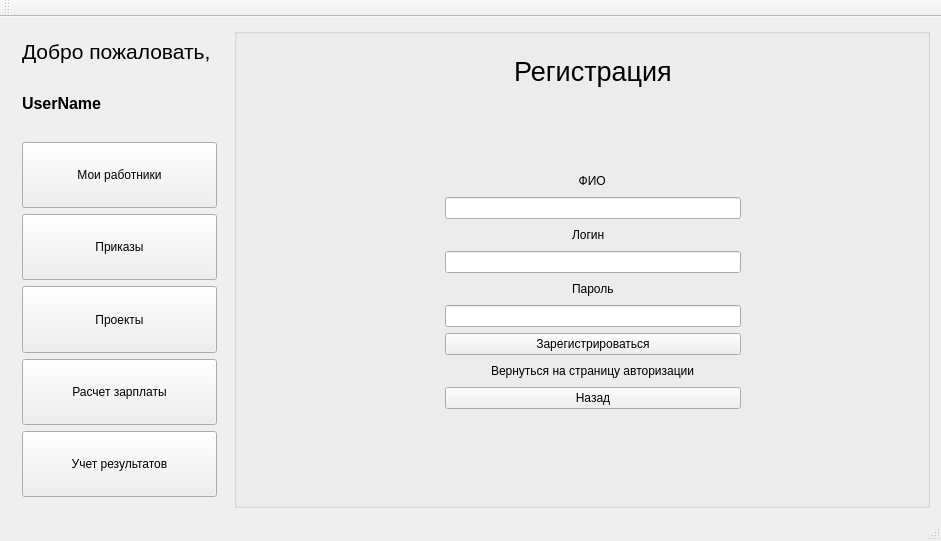
Qt form salary/salary.ui (a-mihaylov/salary) before a commit.
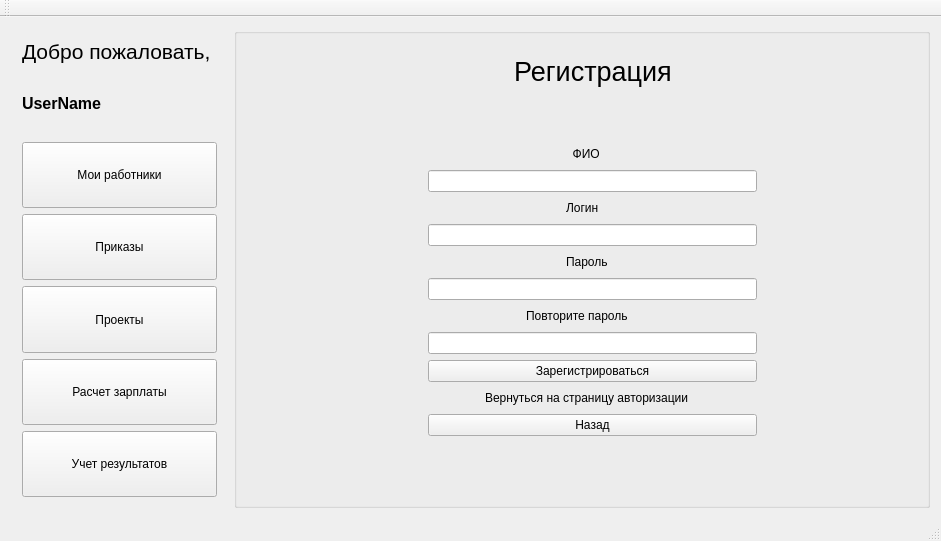
The same form after that commit. The open tabs and pages were chosen to show the change.

Commit message: Введение повторения пароля при регистрациидля избежания задания пользователем неверного пароля. Изменения в слотах перехода между панелями регистрации и авторизации

Diff of the .ui file:
```diff
--- a/salary/salary.ui
+++ b/salary/salary.ui
@@ -245,8 +245,8 @@
           <number>1</number>
          </property>
          <widget class="QWidget" name="registration">
-          <layout class="QGridLayout" name="gridLayout_10">
-           <item row="0" column="0">
+          <layout class="QVBoxLayout" name="verticalLayout_6">
+           <item>
             <layout class="QHBoxLayout" name="horizontalLayout_6">
              <item>
               <spacer name="horizontalSpacer_14">
@@ -288,197 +288,253 @@
              </item>
             </layout>
            </item>
-           <item row="1" column="0">
-            <layout class="QGridLayout" name="gridLayout_6">
-             <item row="0" column="1">
-              <spacer name="verticalSpacer">
-               <property name="orientation">
-                <enum>Qt::Vertical</enum>
-               </property>
-               <property name="sizeHint" stdset="0">
-                <size>
-                 <width>20</width>
-                 <height>40</height>
-                </size>
-               </property>
-              </spacer>
-             </item>
-             <item row="1" column="0">
-              <spacer name="horizontalSpacer_23">
-               <property name="orientation">
-                <enum>Qt::Horizontal</enum>
-               </property>
-               <property name="sizeHint" stdset="0">
-                <size>
-                 <width>40</width>
-                 <height>20</height>
-                </size>
-               </property>
-              </spacer>
-             </item>
+           <item>
+            <layout class="QGridLayout" name="gridLayout_4">
              <item row="1" column="1">
-              <layout class="QGridLayout" name="gridLayout_5">
-               <item row="0" column="2">
+              <layout class="QGridLayout" name="gridLayout_3">
+               <item row="0" column="0" colspan="3">
+                <spacer name="horizontalSpacer_31">
+                 <property name="orientation">
+                  <enum>Qt::Horizontal</enum>
+                 </property>
+                 <property name="sizeHint" stdset="0">
+                  <size>
+                   <width>88</width>
+                   <height>20</height>
+                  </size>
+                 </property>
+                </spacer>
+               </item>
+               <item row="0" column="3">
                 <widget class="QLabel" name="label">
                  <property name="text">
                   <string>  ФИО</string>
                  </property>
                 </widget>
                </item>
+               <item row="0" column="4" colspan="3">
+                <spacer name="horizontalSpacer_32">
+                 <property name="orientation">
+                  <enum>Qt::Horizontal</enum>
+                 </property>
+                 <property name="sizeHint" stdset="0">
+                  <size>
+                   <width>98</width>
+                   <height>17</height>
+                  </size>
+                 </property>
+                </spacer>
+               </item>
+               <item row="1" column="0" colspan="7">
+                <widget class="QLineEdit" name="registration_fio"/>
+               </item>
+               <item row="2" column="0" colspan="3">
+                <spacer name="horizontalSpacer_17">
+                 <property name="orientation">
+                  <enum>Qt::Horizontal</enum>
+                 </property>
+                 <property name="sizeHint" stdset="0">
+                  <size>
+                   <width>88</width>
+                   <height>20</height>
+                  </size>
+                 </property>
+                </spacer>
+               </item>
                <item row="2" column="3">
-                <spacer name="horizontalSpacer_18">
-                 <property name="orientation">
-                  <enum>Qt::Horizontal</enum>
-                 </property>
-                 <property name="sizeHint" stdset="0">
-                  <size>
-                   <width>40</width>
-                   <height>20</height>
-                  </size>
-                 </property>
-                </spacer>
-               </item>
-               <item row="2" column="2">
                 <widget class="QLabel" name="label_10">
                  <property name="text">
                   <string>Логин</string>
                  </property>
                 </widget>
                </item>
-               <item row="2" column="1">
-                <spacer name="horizontalSpacer_17">
+               <item row="2" column="4" colspan="3">
+                <spacer name="horizontalSpacer_18">
                  <property name="orientation">
                   <enum>Qt::Horizontal</enum>
                  </property>
                  <property name="sizeHint" stdset="0">
                   <size>
-                   <width>40</width>
-                   <height>20</height>
+                   <width>88</width>
+                   <height>17</height>
                   </size>
                  </property>
                 </spacer>
                </item>
-               <item row="3" column="0" colspan="5">
+               <item row="3" column="0" colspan="7">
                 <widget class="QLineEdit" name="registration_login"/>
                </item>
-               <item row="7" column="0">
-                <spacer name="horizontalSpacer_21">
+               <item row="4" column="0" colspan="3">
+                <spacer name="horizontalSpacer_19">
                  <property name="orientation">
                   <enum>Qt::Horizontal</enum>
                  </property>
                  <property name="sizeHint" stdset="0">
                   <size>
-                   <width>40</width>
+                   <width>88</width>
                    <height>20</height>
                   </size>
                  </property>
                 </spacer>
                </item>
-               <item row="4" column="2">
+               <item row="4" column="3">
                 <widget class="QLabel" name="label_11">
                  <property name="text">
                   <string>Пароль</string>
                  </property>
                 </widget>
                </item>
-               <item row="5" column="0" colspan="5">
+               <item row="4" column="4" colspan="3">
+                <spacer name="horizontalSpacer_20">
+                 <property name="orientation">
+                  <enum>Qt::Horizontal</enum>
+                 </property>
+                 <property name="sizeHint" stdset="0">
+                  <size>
+                   <width>88</width>
+                   <height>20</height>
+                  </size>
+                 </property>
+                </spacer>
+               </item>
+               <item row="5" column="0" colspan="7">
                 <widget class="QLineEdit" name="registration_password">
                  <property name="echoMode">
                   <enum>QLineEdit::Password</enum>
                  </property>
                 </widget>
                </item>
-               <item row="4" column="1">
-                <spacer name="horizontalSpacer_19">
+               <item row="6" column="0" colspan="2">
+                <spacer name="horizontalSpacer_35">
                  <property name="orientation">
                   <enum>Qt::Horizontal</enum>
                  </property>
                  <property name="sizeHint" stdset="0">
                   <size>
-                   <width>40</width>
+                   <width>50</width>
                    <height>20</height>
                   </size>
                  </property>
                 </spacer>
                </item>
-               <item row="6" column="0" colspan="5">
+               <item row="6" column="2" colspan="3">
+                <widget class="QLabel" name="label_15">
+                 <property name="text">
+                  <string>Повторите пароль</string>
+                 </property>
+                </widget>
+               </item>
+               <item row="6" column="5" colspan="2">
+                <spacer name="horizontalSpacer_36">
+                 <property name="orientation">
+                  <enum>Qt::Horizontal</enum>
+                 </property>
+                 <property name="sizeHint" stdset="0">
+                  <size>
+                   <width>58</width>
+                   <height>20</height>
+                  </size>
+                 </property>
+                </spacer>
+               </item>
+               <item row="7" column="0" colspan="7">
+                <widget class="QLineEdit" name="registration_password_repeat">
+                 <property name="text">
+                  <string/>
+                 </property>
+                 <property name="echoMode">
+                  <enum>QLineEdit::Password</enum>
+                 </property>
+                </widget>
+               </item>
+               <item row="8" column="0" colspan="7">
                 <widget class="QPushButton" name="registration_submit">
                  <property name="text">
                   <string>Зарегистрироваться</string>
                  </property>
                 </widget>
                </item>
-               <item row="4" column="3">
-                <spacer name="horizontalSpacer_20">
+               <item row="9" column="0">
+                <spacer name="horizontalSpacer_21">
                  <property name="orientation">
                   <enum>Qt::Horizontal</enum>
                  </property>
                  <property name="sizeHint" stdset="0">
                   <size>
-                   <width>40</width>
-                   <height>20</height>
+                   <width>13</width>
+                   <height>17</height>
                   </size>
                  </property>
                 </spacer>
                </item>
-               <item row="8" column="0" colspan="5">
-                <widget class="QPushButton" name="registration_back">
-                 <property name="text">
-                  <string>Назад</string>
-                 </property>
-                </widget>
-               </item>
-               <item row="7" column="4">
-                <spacer name="horizontalSpacer_22">
-                 <property name="orientation">
-                  <enum>Qt::Horizontal</enum>
-                 </property>
-                 <property name="sizeHint" stdset="0">
-                  <size>
-                   <width>40</width>
-                   <height>20</height>
-                  </size>
-                 </property>
-                </spacer>
-               </item>
-               <item row="7" column="1" colspan="3">
+               <item row="9" column="1" colspan="5">
                 <widget class="QLabel" name="label_12">
                  <property name="text">
                   <string>Вернуться на страницу авторизации</string>
                  </property>
                 </widget>
                </item>
-               <item row="1" column="0" colspan="5">
-                <widget class="QLineEdit" name="registration_fio"/>
-               </item>
-               <item row="0" column="1">
-                <spacer name="horizontalSpacer_31">
+               <item row="9" column="6">
+                <spacer name="horizontalSpacer_22">
                  <property name="orientation">
                   <enum>Qt::Horizontal</enum>
                  </property>
                  <property name="sizeHint" stdset="0">
                   <size>
-                   <width>40</width>
+                   <width>13</width>
                    <height>20</height>
                   </size>
                  </property>
                 </spacer>
                </item>
-               <item row="0" column="3">
-                <spacer name="horizontalSpacer_32">
-                 <property name="orientation">
-                  <enum>Qt::Horizontal</enum>
+               <item row="10" column="0" colspan="7">
+                <widget class="QPushButton" name="registration_back">
+                 <property name="text">
+                  <string>Назад</string>
                  </property>
-                 <property name="sizeHint" stdset="0">
-                  <size>
-                   <width>40</width>
-                   <height>20</height>
-                  </size>
-                 </property>
-                </spacer>
+                </widget>
                </item>
               </layout>
              </item>
+             <item row="0" column="1">
+              <spacer name="verticalSpacer_2">
+               <property name="orientation">
+                <enum>Qt::Vertical</enum>
+               </property>
+               <property name="sizeHint" stdset="0">
+                <size>
+                 <width>20</width>
+                 <height>66</height>
+                </size>
+               </property>
+              </spacer>
+             </item>
+             <item row="2" column="1">
+              <spacer name="verticalSpacer_5">
+               <property name="orientation">
+                <enum>Qt::Vertical</enum>
+               </property>
+               <property name="sizeHint" stdset="0">
+                <size>
+                 <width>20</width>
+                 <height>65</height>
+                </size>
+               </property>
+              </spacer>
+             </item>
+             <item row="1" column="0">
+              <spacer name="horizontalSpacer_23">
+               <property name="orientation">
+                <enum>Qt::Horizontal</enum>
+               </property>
+               <property name="sizeHint" stdset="0">
+                <size>
+                 <width>218</width>
+                 <height>17</height>
+                </size>
+               </property>
+              </spacer>
+             </item>
              <item row="1" column="2">
               <spacer name="horizontalSpacer_24">
                <property name="orientation">
@@ -486,21 +542,8 @@
                </property>
                <property name="sizeHint" stdset="0">
                 <size>
-                 <width>40</width>
-                 <height>20</height>
-                </size>
-               </property>
-              </spacer>
-             </item>
-             <item row="2" column="1">
-              <spacer name="verticalSpacer_2">
-               <property name="orientation">
-                <enum>Qt::Vertical</enum>
-               </property>
-               <property name="sizeHint" stdset="0">
-                <size>
-                 <width>20</width>
-                 <height>40</height>
+                 <width>218</width>
+                 <height>17</height>
                 </size>
                </property>
               </spacer>
```
Left out of the diff: 4 changed lines with no effect on the pictures. The commit also changes 1 other file.
